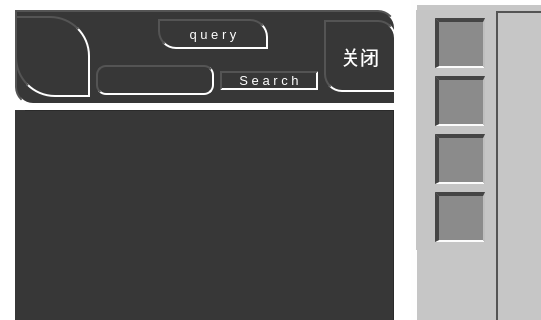
capp-adocia/HMCW, file backpack.ui: the form before one commit; both pictures show x 0 to 541 and y 0 to 320 of the 956 by 624 pixel window.
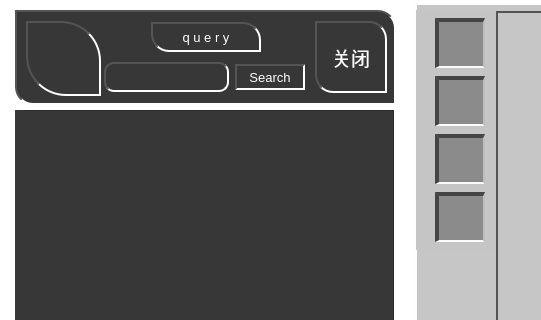
The form after the commit.

The edit to the form file:
```diff
--- a/backpack.ui
+++ b/backpack.ui
@@ -141,9 +141,15 @@
 border-top-right-radius: 18px;
 border-bottom-left-radius: 18px;</string>
       </property>
-      <layout class="QGridLayout" name="gridLayout_2">
-       <item row="0" column="0" rowspan="2">
         <widget class="QLabel" name="searchIconLabel">
+       <property name="geometry">
+        <rect>
+         <x>11</x>
+         <y>11</y>
+         <width>75</width>
+         <height>75</height>
+        </rect>
+       </property>
          <property name="minimumSize">
           <size>
            <width>75</width>
@@ -163,25 +169,15 @@
           <string/>
          </property>
         </widget>
-       </item>
-       <item row="0" column="1">
-        <spacer name="horizontalSpacer">
-         <property name="orientation">
-          <enum>Qt::Horizontal</enum>
-         </property>
-         <property name="sizeType">
-          <enum>QSizePolicy::Minimum</enum>
-         </property>
-         <property name="sizeHint" stdset="0">
-          <size>
-           <width>40</width>
-           <height>20</height>
-          </size>
-         </property>
-        </spacer>
-       </item>
-       <item row="0" column="2" colspan="2">
         <widget class="QPushButton" name="queryButton">
+       <property name="geometry">
+        <rect>
+         <x>136</x>
+         <y>12</y>
+         <width>110</width>
+         <height>30</height>
+        </rect>
+       </property>
          <property name="minimumSize">
           <size>
            <width>110</width>
@@ -206,25 +202,15 @@
           <string>q u e r y</string>
          </property>
         </widget>
-       </item>
-       <item row="0" column="4">
-        <spacer name="horizontalSpacer_2">
-         <property name="orientation">
-          <enum>Qt::Horizontal</enum>
-         </property>
-         <property name="sizeType">
-          <enum>QSizePolicy::Minimum</enum>
-         </property>
-         <property name="sizeHint" stdset="0">
-          <size>
-           <width>40</width>
-           <height>20</height>
-          </size>
-         </property>
-        </spacer>
-       </item>
-       <item row="0" column="5" rowspan="2">
         <widget class="QPushButton" name="hideButton">
+       <property name="geometry">
+        <rect>
+         <x>300</x>
+         <y>11</y>
+         <width>72</width>
+         <height>72</height>
+        </rect>
+       </property>
          <property name="minimumSize">
           <size>
            <width>72</width>
@@ -249,9 +235,15 @@
           <string>关闭</string>
          </property>
         </widget>
-       </item>
-       <item row="1" column="1" colspan="2">
         <widget class="QLineEdit" name="lineEdit">
+       <property name="geometry">
+        <rect>
+         <x>89</x>
+         <y>52</y>
+         <width>125</width>
+         <height>30</height>
+        </rect>
+       </property>
          <property name="minimumSize">
           <size>
            <width>0</width>
@@ -280,18 +272,24 @@
           <set>Qt::AlignHCenter|Qt::AlignTop</set>
          </property>
         </widget>
-       </item>
-       <item row="1" column="3" colspan="2">
         <widget class="QPushButton" name="SearchButton">
+       <property name="geometry">
+        <rect>
+         <x>220</x>
+         <y>54</y>
+         <width>70</width>
+         <height>26</height>
+        </rect>
+       </property>
          <property name="minimumSize">
           <size>
-           <width>0</width>
+         <width>70</width>
            <height>0</height>
           </size>
          </property>
          <property name="maximumSize">
           <size>
-           <width>16777215</width>
+         <width>70</width>
            <height>16777215</height>
           </size>
          </property>
@@ -306,11 +304,9 @@
 border-bottom-left-radius: 0px;</string>
          </property>
          <property name="text">
-          <string>S e a r c h</string>
-         </property>
-        </widget>
-       </item>
-      </layout>
+        <string>Search</string>
+       </property>
+      </widget>
      </widget>
      <widget class="QWidget" name="widget_7" native="true">
       <property name="geometry">
```
Lines whose indentation alone changed are shown as unchanged.
